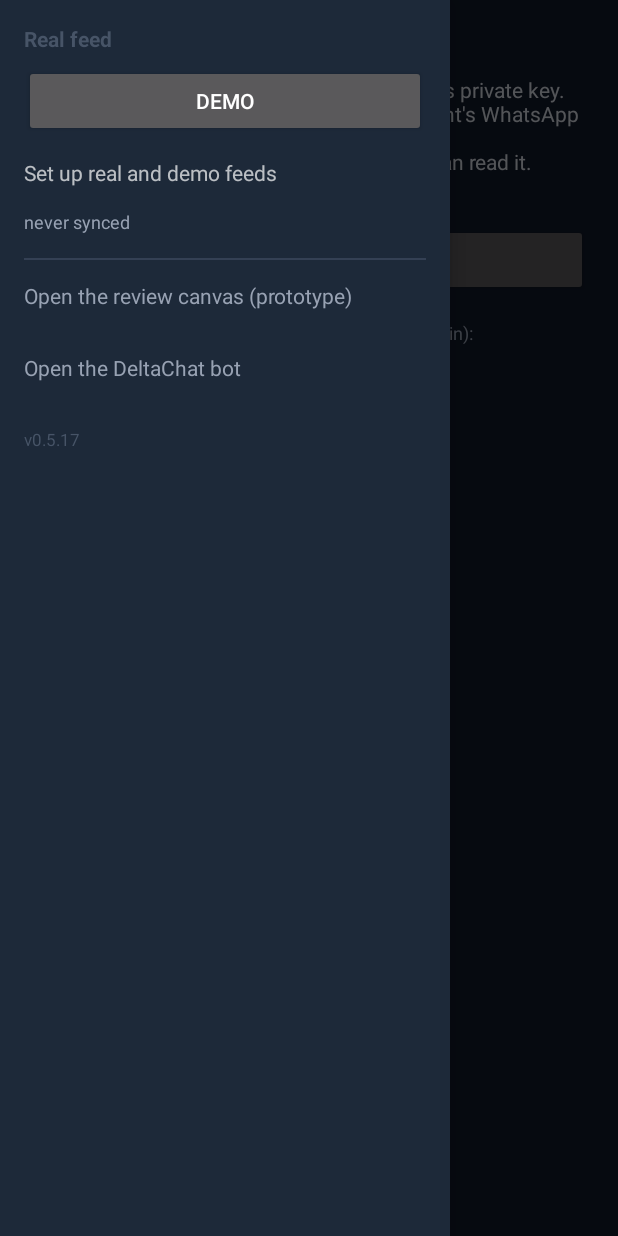
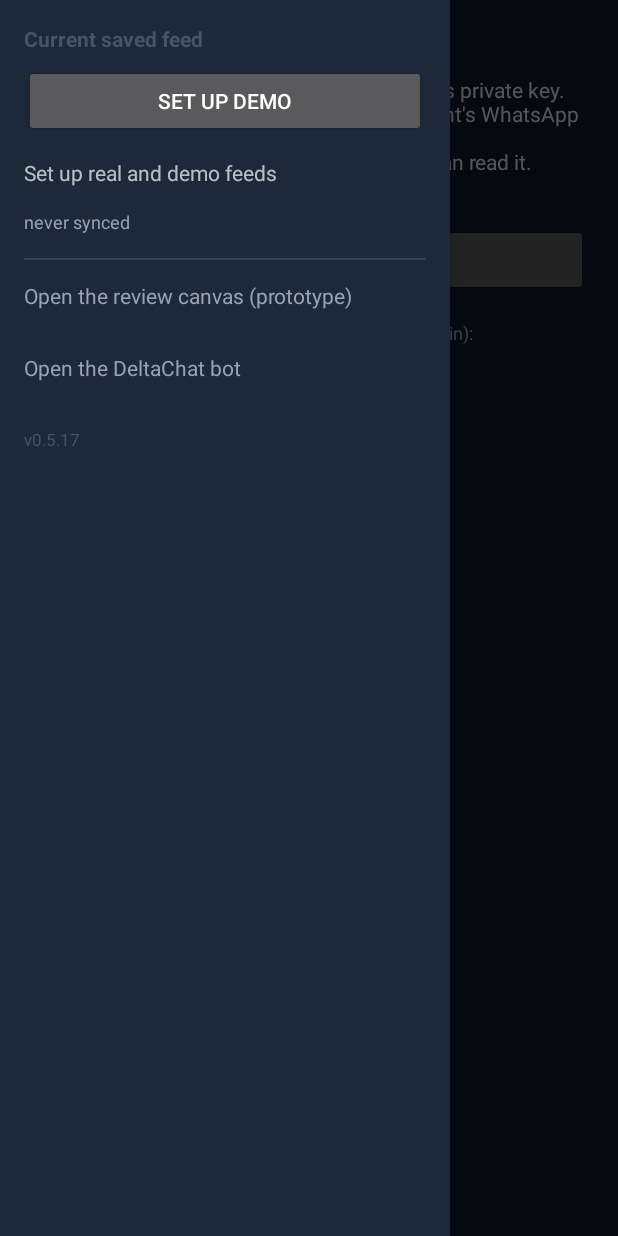
Before and after one commit to irvan-putra/intodo, an Android app: the screen it shows after launch (MainActivity), with the side drawer open, on a phone screen of 412 x 824 dp. Run offline under Robolectric (Android 15) with nearby library versions, the phone set to English and light mode, and no system bars; 1 statement that could not run was skipped.

Commit message:
Label unassigned legacy feed honestly and document one-time setup

```diff
--- a/app/src/main/java/com/vanipy/intodo/MainActivity.java
+++ b/app/src/main/java/com/vanipy/intodo/MainActivity.java
@@ -405,10 +405,10 @@ public class MainActivity extends Activity {
 
     private void refreshStatus() {
         findViewById(R.id.demoBanner).setVisibility(Prefs.isDemo(this) ? View.VISIBLE : View.GONE);
-        ((TextView)findViewById(R.id.demoMode)).setText(Prefs.isDemo(this) ? "Back to real feed" : "Demo");
+        ((TextView)findViewById(R.id.demoMode)).setText(!Prefs.dualConfigured(this) ? "Set up Demo" : Prefs.isDemo(this) ? "Back to real feed" : "Demo");
         findViewById(R.id.openCanvas).setVisibility(Prefs.isDemo(this) ? View.GONE : View.VISIBLE);
         findViewById(R.id.openBot).setVisibility(Prefs.isDemo(this) ? View.GONE : View.VISIBLE);
-        ((TextView)findViewById(R.id.feedMode)).setText(Prefs.isDemo(this) ? "DEMO - synthetic items only" : "Real feed");
+        ((TextView)findViewById(R.id.feedMode)).setText(!Prefs.dualConfigured(this) ? "Current saved feed" : Prefs.isDemo(this) ? "DEMO - synthetic items only" : "Real feed");
         lastSync.setText(SyncStatusText.build(this, Prefs.status(this)));
     }
 
```
Also changed, not shown: 1 other file.
